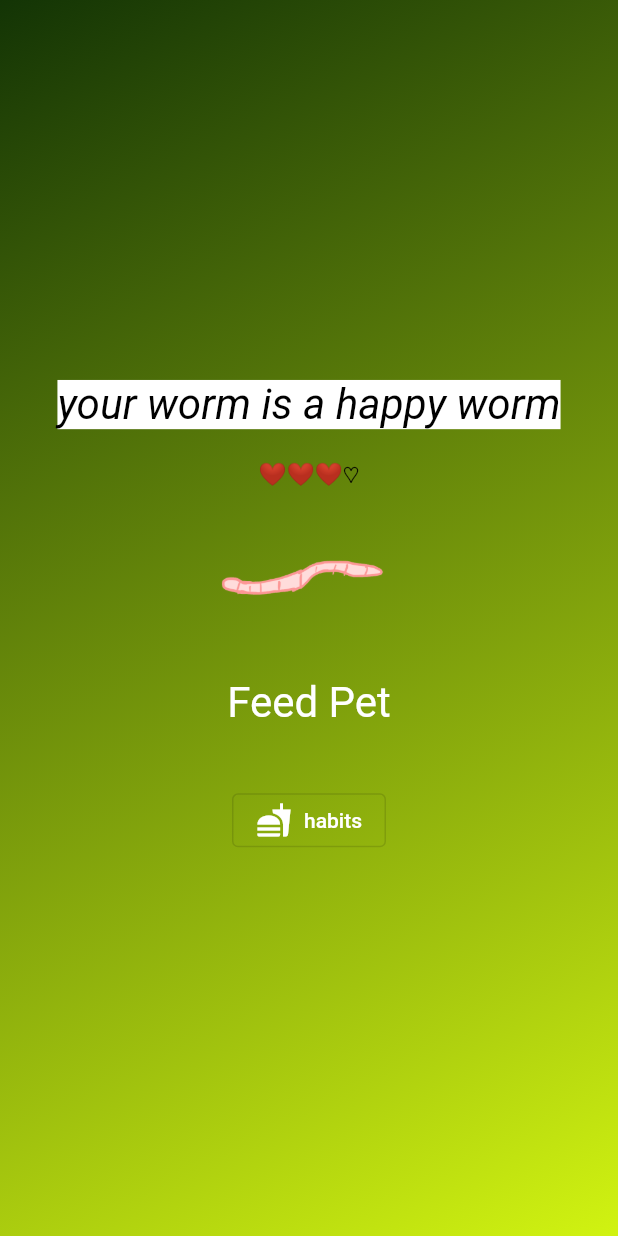
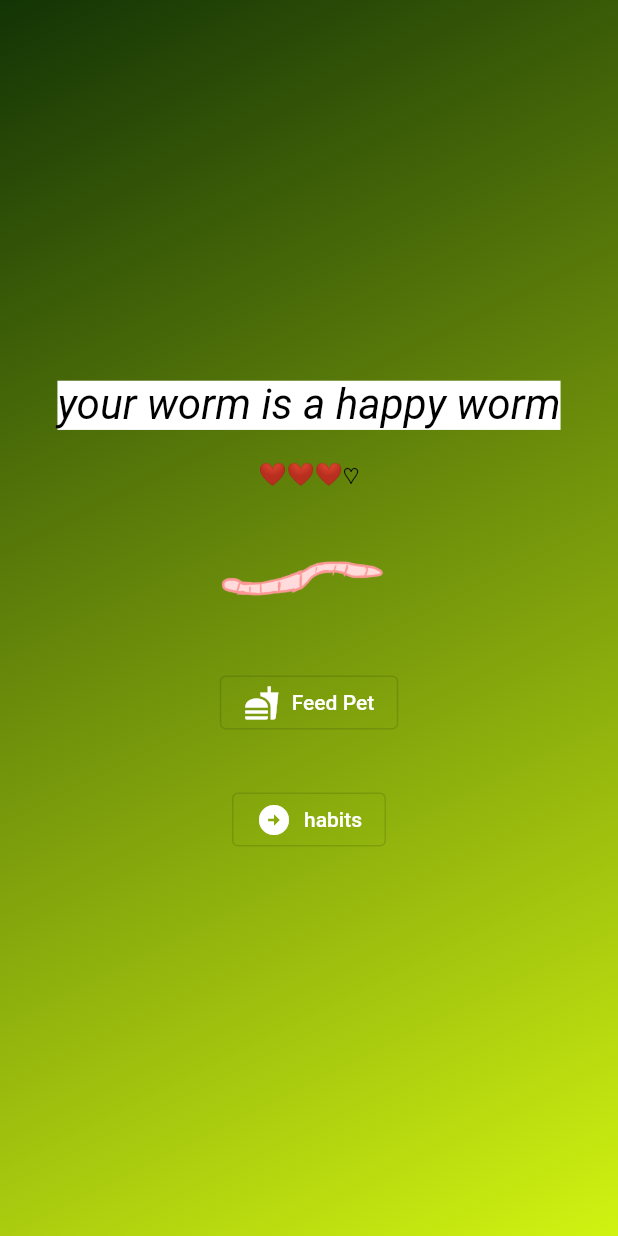
Before and after one commit to abbymachines/habit_vpet, a Flutter app: the screen it shows after launch, on a phone screen of 412 x 824 dp. Run offline on Flutter 3.47's test engine with Material 2 defaults, Android fonts, the phone set to English and light mode, and no system bars.

Commit message:
style buttons

```diff
--- a/lib/pet_feeder.dart
+++ b/lib/pet_feeder.dart
@@ -31,12 +31,11 @@ class _PetFeederState extends State<PetFeeder> {
           width: 200,
         ),
         const SizedBox(height: 20),
-        TextButton(
+        OutlinedButton.icon(
           onPressed: feedPet,
-          style: TextButton.styleFrom(
-              foregroundColor: Colors.white,
-              textStyle: const TextStyle(fontSize: 28)),
-          child: const Text('Feed Pet'),
+          style: OutlinedButton.styleFrom(foregroundColor: Colors.white),
+          icon: const Icon(Icons.fastfood),
+          label: const Text('Feed Pet'),
         ),
       ],
     );
--- a/lib/start_screen.dart
+++ b/lib/start_screen.dart
@@ -25,7 +25,7 @@ class StartScreen extends StatelessWidget {
           OutlinedButton.icon(
             onPressed: startHabits,
             style: OutlinedButton.styleFrom(foregroundColor: Colors.white),
-            icon: const Icon(Icons.fastfood),
+            icon: const Icon(Icons.arrow_circle_right),
             label: const Text('habits'),
           ),
         ],
```
